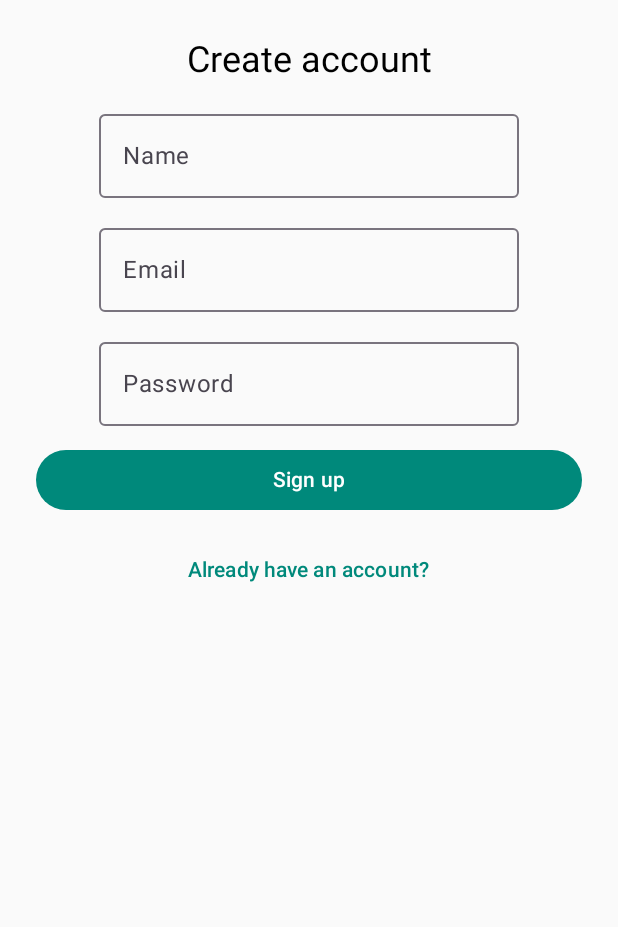
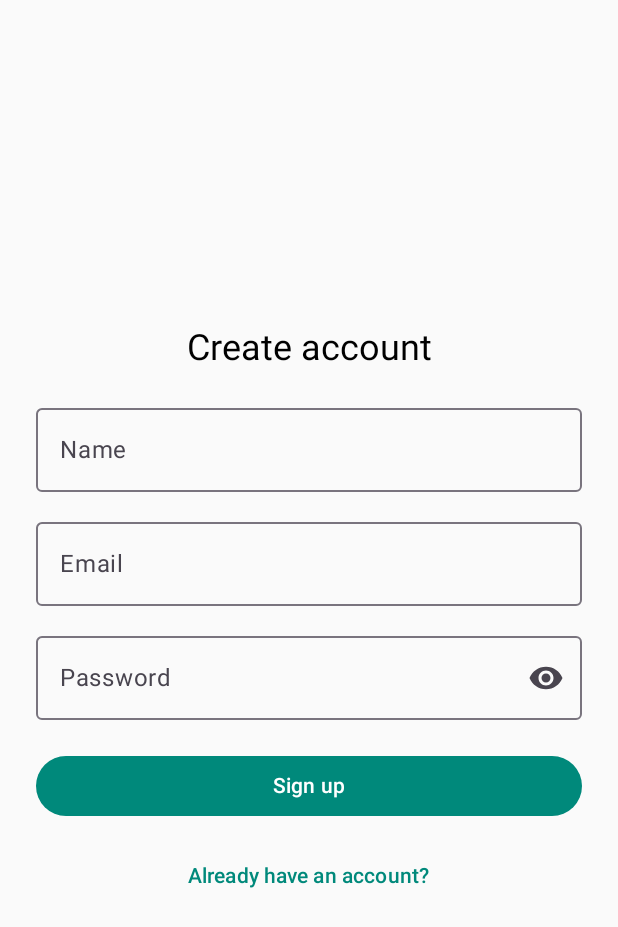
Before and after one commit to the-lazy-man/RippleChat, an Android app built with Jetpack Compose: the screen it shows after launch (MainActivity), after a tap on "Create an account", on a phone screen of 412 x 824 dp. Shown: the top 927 px of the screen. Run offline under Robolectric (Android 15) with nearby library versions, the phone set to English and light mode, and no system bars; our stand-ins replace Dagger/Hilt's generated code, Firebase (no records; nobody signed in at launch, a user with empty details on screens opened directly), Room's generated code.

Commit message:
chat normal. login and sign up fixed

```diff
--- a/app/src/main/java/com/example/ripplechat/app/data/AuthPreferances.kt
+++ b/app/src/main/java/com/example/ripplechat/app/data/AuthPreferances.kt
@@ -11,23 +11,23 @@ private val Context.dataStore by preferencesDataStore("auth_prefs")
 
 class AuthPreferences(private val context: Context) {
     companion object {
-        private val KEY_EMAIL = stringPreferencesKey("email")
+        private val KEY_USERNAME = stringPreferencesKey("username")
         private val KEY_PASSWORD = stringPreferencesKey("password")
     }
 
-    val emailFlow: Flow<String> = context.dataStore.data.map { it[KEY_EMAIL] ?: "" }
-    val passwordFlow: Flow<String> = context.dataStore.data.map { it[KEY_PASSWORD] ?: "" }
-
-    suspend fun save(email: String, password: String) {
+    suspend fun save(username: String, password: String) {
         context.dataStore.edit {
-            it[KEY_EMAIL] = email
+            it[KEY_USERNAME] = username
             it[KEY_PASSWORD] = password
         }
+    }
+    val credentialsFlow: Flow<Pair<String?, String?>> = context.dataStore.data.map {
+        it[KEY_USERNAME] to it[KEY_PASSWORD]
     }
 
     suspend fun clear() {
         context.dataStore.edit {
-            it.remove(KEY_EMAIL)
+            it.remove(KEY_USERNAME)
             it.remove(KEY_PASSWORD)
         }
     }
--- a/app/src/main/java/com/example/ripplechat/app/data/model/User.kt
+++ b/app/src/main/java/com/example/ripplechat/app/data/model/User.kt
@@ -4,5 +4,6 @@ data class User(
     val uid: String = "",
     val name: String = "",
     val email: String = "",
+    val usernameIndex: String = "",
     val profileImageUrl: String? = null
 )
--- a/app/src/main/java/com/example/ripplechat/app/ui/chat/ChatVM.kt
+++ b/app/src/main/java/com/example/ripplechat/app/ui/chat/ChatVM.kt
@@ -50,7 +50,9 @@ class ChatViewModel @Inject constructor(
         messagesListener = repo.listenMessagesRealtime(
             chatId,
             onAdded = { msg ->
-                viewModelScope.launch { repo.insertOrUpdate(msg) }
+                if(currentUserId != msg.senderId) {
+                    viewModelScope.launch { repo.insertOrUpdate(msg) }
+                }
             },
             onModified = { msg ->
                 viewModelScope.launch { repo.insertOrUpdate(msg) }
--- a/app/src/main/java/com/example/ripplechat/app/ui/screens/auth/SIgnupScreen.kt
+++ /dev/null
@@ -1,76 +0,0 @@
-package com.example.ripplechat.app.data.model.ui.theme.screens.signup
-
-import android.widget.Toast
-import androidx.compose.foundation.layout.Arrangement
-import androidx.compose.foundation.layout.Box
-import androidx.compose.foundation.layout.Column
-import androidx.compose.foundation.layout.fillMaxWidth
-import androidx.compose.foundation.layout.padding
-import androidx.compose.foundation.layout.wrapContentSize
-import androidx.compose.material3.Button
-import androidx.compose.material3.CircularProgressIndicator
-import androidx.compose.material3.MaterialTheme
-import androidx.compose.material3.OutlinedTextField
-import androidx.compose.material3.Text
-import androidx.compose.material3.TextButton
-import androidx.compose.runtime.Composable
-import androidx.compose.runtime.LaunchedEffect
-import androidx.compose.runtime.collectAsState
-import androidx.compose.runtime.getValue
-import androidx.compose.runtime.mutableStateOf
-import androidx.compose.runtime.remember
-import androidx.compose.runtime.setValue
-import androidx.compose.ui.Alignment
-import androidx.compose.ui.Modifier
-import androidx.compose.ui.platform.LocalContext
-import androidx.compose.ui.text.input.PasswordVisualTransformation
-import androidx.compose.ui.unit.dp
-import androidx.hilt.navigation.compose.hiltViewModel
-import androidx.navigation.NavController
-import com.example.ripplechat.app.ui.auth.AuthState
-import com.example.ripplechat.app.ui.auth.AuthViewModel
-
-@Composable
-fun SignupScreen(navController: NavController, viewModel: AuthViewModel = hiltViewModel()) {
-    val ctx = LocalContext.current
-    val state by viewModel.signupState.collectAsState()
-
-    var name by remember { mutableStateOf("") }
-    var email by remember { mutableStateOf("") }
-    var password by remember { mutableStateOf("") }
-    var showProgressbar by remember { mutableStateOf(false) }
-
-    if(showProgressbar){
-        CircularProgressIndicator()
-    }
-
-    LaunchedEffect(state) {
-        when (state) {
-            is AuthState.Success -> {
-                showProgressbar = false
-                Toast.makeText(ctx, "Signup success", Toast.LENGTH_SHORT).show()
-                navController.navigate("dashboard") { popUpTo("signup") { inclusive = true } }
-            }
-            is AuthState.Loading -> showProgressbar = true
-
-            is AuthState.Error -> {
-                Toast.makeText(ctx, (state as AuthState.Error).message, Toast.LENGTH_SHORT).show()
-                viewModel.clearSignupState()
-            }
-            else -> {}
-        }
-    }
-
-    Box(modifier = Modifier.wrapContentSize(), contentAlignment = Alignment.Center) {
-        Column(Modifier.padding(24.dp), verticalArrangement = Arrangement.spacedBy(12.dp),horizontalAlignment = Alignment.CenterHorizontally) {
-            Text("Create account", style = MaterialTheme.typography.headlineSmall)
-            OutlinedTextField(value = name, onValueChange = { name = it }, label = { Text("Name") })
-            OutlinedTextField(value = email, onValueChange = { email = it }, label = { Text("Email") })
-            OutlinedTextField(singleLine = true, visualTransformation = PasswordVisualTransformation(),value = password, onValueChange = { password = it }, label = { Text("Password") })
-            Button(onClick = { viewModel.signup(name.trim(), email.trim(), password.trim()) }, modifier = Modifier.fillMaxWidth()) {
-                Text("Sign up")
-            }
-            TextButton(onClick = { navController.navigate("login") }) { Text("Already have an account?") }
-        }
-    }
-}
--- /dev/null
+++ b/app/src/main/java/com/example/ripplechat/app/ui/screens/auth/SignupScreen.kt
@@ -0,0 +1,124 @@
+package com.example.ripplechat.app.data.model.ui.theme.screens.signup
+
+import android.widget.Toast
+import androidx.compose.foundation.layout.*
+import androidx.compose.material.icons.Icons
+import androidx.compose.material.icons.filled.Visibility
+import androidx.compose.material.icons.filled.VisibilityOff
+import androidx.compose.material3.*
+import androidx.compose.runtime.*
+import androidx.compose.ui.Alignment
+import androidx.compose.ui.Modifier
+import androidx.compose.ui.platform.LocalContext
+import androidx.compose.ui.text.input.PasswordVisualTransformation
+import androidx.compose.ui.text.input.VisualTransformation
+import androidx.compose.ui.unit.dp
+import androidx.hilt.navigation.compose.hiltViewModel
+import androidx.navigation.NavController
+import com.example.ripplechat.app.ui.auth.AuthState
+import com.example.ripplechat.app.ui.auth.AuthViewModel
+
+@Composable
+fun SignupScreen(
+    navController: NavController,
+    viewModel: AuthViewModel = hiltViewModel()
+) {
+    val ctx = LocalContext.current
+    val state by viewModel.signupState.collectAsState()
+
+    var name by remember { mutableStateOf("") }
+    var email by remember { mutableStateOf("") }
+    var password by remember { mutableStateOf("") }
+    var passwordVisible by remember { mutableStateOf(false) }
+
+    // react to state changes (Success / Error)
+    LaunchedEffect(state) {
+        when (state) {
+            is AuthState.Success -> {
+                Toast.makeText(ctx, "Signup success", Toast.LENGTH_SHORT).show()
+                // navigate and clear state so next time UI is idle
+                navController.navigate("dashboard") {
+                    popUpTo("signup") { inclusive = true }
+                }
+                viewModel.clearSignupState()
+            }
+            is AuthState.Error -> {
+                Toast.makeText(ctx, (state as AuthState.Error).message, Toast.LENGTH_SHORT).show()
+                viewModel.clearSignupState()
+            }
+            else -> { /* Idle / Loading -> no-op */ }
+        }
+    }
+
+    Column(
+        modifier = Modifier
+            .fillMaxSize()
+            .padding(24.dp),
+        verticalArrangement = Arrangement.Center,
+        horizontalAlignment = Alignment.CenterHorizontally
+    ) {
+        Text("Create account", style = MaterialTheme.typography.headlineSmall)
+        Spacer(Modifier.height(16.dp))
+
+        OutlinedTextField(
+            value = name,
+            onValueChange = { name = it },
+            label = { Text("Name") },
+            modifier = Modifier.fillMaxWidth()
+        )
+        Spacer(Modifier.height(12.dp))
+
+        OutlinedTextField(
+            value = email,
+            onValueChange = { email = it },
+            label = { Text("Email") },
+            modifier = Modifier.fillMaxWidth()
+        )
+        Spacer(Modifier.height(12.dp))
+
+        OutlinedTextField(
+            value = password.trim(),
+            onValueChange = { password = it },
+            label = { Text("Password") },
+            modifier = Modifier.fillMaxWidth(),
+            singleLine = true,
+            visualTransformation = if (passwordVisible) {VisualTransformation.None} else {PasswordVisualTransformation()},
+            trailingIcon = {
+                IconButton(onClick = { passwordVisible = !passwordVisible }) {
+                    Icon(
+                        imageVector = if (passwordVisible) Icons.Default.VisibilityOff else Icons.Default.Visibility,
+                        contentDescription = if (passwordVisible) "Hide password" else {"Show password"}
+                    )
+                }
+            }
+        )
+
+        Spacer(Modifier.height(20.dp))
+
+        // INLINE LOADER inside the button
+        Button(
+            onClick = { viewModel.signup(name.trim(), email.trim(), password.trim()) },
+            enabled = state !is AuthState.Loading,
+            modifier = Modifier.fillMaxWidth()
+        ) {
+            if (state is AuthState.Loading) {
+                Row(verticalAlignment = Alignment.CenterVertically) {
+                    CircularProgressIndicator(
+                        modifier = Modifier.size(18.dp),
+                        strokeWidth = 2.dp,
+                    )
+                    Spacer(Modifier.width(8.dp))
+                    Text("Signing up...")
+                }
+            } else {
+                Text("Sign up")
+            }
+        }
+
+        Spacer(Modifier.height(12.dp))
+
+        TextButton(onClick = { navController.navigate("login") }) {
+            Text("Already have an account?")
+        }
+    }
+}
--- a/app/src/main/java/com/example/ripplechat/app/ui/screens/auth/loginScreen.kt
+++ b/app/src/main/java/com/example/ripplechat/app/ui/screens/auth/loginScreen.kt
@@ -21,9 +21,17 @@ fun LoginScreen(navController: NavController, viewModel: AuthViewModel = hiltVie
     val context = LocalContext.current
     val state by viewModel.loginState.collectAsState()
 
-    var email by remember { mutableStateOf("") }
+    var username by remember { mutableStateOf("") }
     var pass by remember { mutableStateOf("") }
     var passVisible by remember { mutableStateOf(false) }
+    val savedCreds by viewModel.savedCredentials.collectAsState(initial = null)
+
+    LaunchedEffect(savedCreds) {
+        savedCreds?.let { (savedUsername, savedPass) ->
+            if (!savedUsername.isNullOrBlank()) username = savedUsername
+            if (!savedPass.isNullOrBlank()) pass = savedPass
+        }
+    }
 
     LaunchedEffect(state) {
         when (state) {
@@ -53,9 +61,9 @@ fun LoginScreen(navController: NavController, viewModel: AuthViewModel = hiltVie
         Spacer(Modifier.height(24.dp))
 
         OutlinedTextField(
-            value = email,
-            onValueChange = { email = it },
-            label = { Text("Email") },
+            value = username,
+            onValueChange = { username = it },
+            label = { Text("Username") },   // ✅ Changed from "Email" to "Username"
             singleLine = true,
             modifier = Modifier.fillMaxWidth()
         )
@@ -63,11 +71,11 @@ fun LoginScreen(navController: NavController, viewModel: AuthViewModel = hiltVie
         Spacer(Modifier.height(12.dp))
 
         OutlinedTextField(
-            value = pass,
+            value = pass.trim(),
             onValueChange = { pass = it },
             label = { Text("Password") },
             singleLine = true,
-            visualTransformation = if (passVisible) VisualTransformation.None else PasswordVisualTransformation(),
+            visualTransformation = if (passVisible) {VisualTransformation.None} else {PasswordVisualTransformation()},
             trailingIcon = {
                 IconButton(onClick = { passVisible = !passVisible }) {
                     Icon(
@@ -83,12 +91,16 @@ fun LoginScreen(navController: NavController, viewModel: AuthViewModel = hiltVie
         Spacer(Modifier.height(20.dp))
 
         Button(
-            onClick = { viewModel.login(email.trim(), pass.trim()) },
+            onClick = {viewModel.login(username.trim(), pass) },
             modifier = Modifier.fillMaxWidth(),
             enabled = state != AuthState.Loading
         ) {
             if (state == AuthState.Loading) {
-                CircularProgressIndicator(modifier = Modifier.size(18.dp), strokeWidth = 2.dp)
+                Row(verticalAlignment = Alignment.CenterVertically) {
+                    CircularProgressIndicator(modifier = Modifier.size(18.dp), strokeWidth = 2.dp)
+                    Spacer(Modifier.width(8.dp))
+                    Text("Logging in...")
+                }
             } else {
                 Text("Login")
             }
```
Also changed, not shown: app/src/main/java/com/example/ripplechat/app/ui/profile/ProfileVM.kt (+7 -3 lines), app/src/main/java/com/example/ripplechat/app/ui/screens/auth/AuthVM.kt (+41 -8 lines), app/src/main/java/com/example/ripplechat/common/ShowToast.kt (added, +15 -0 lines), 1 other file.
